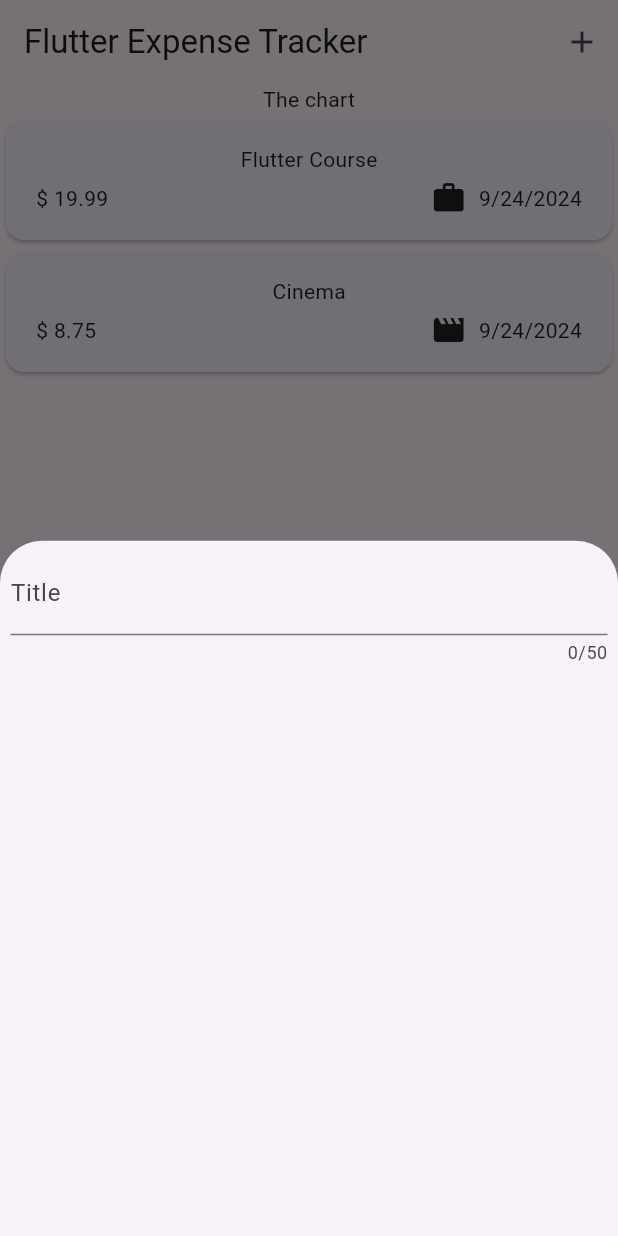
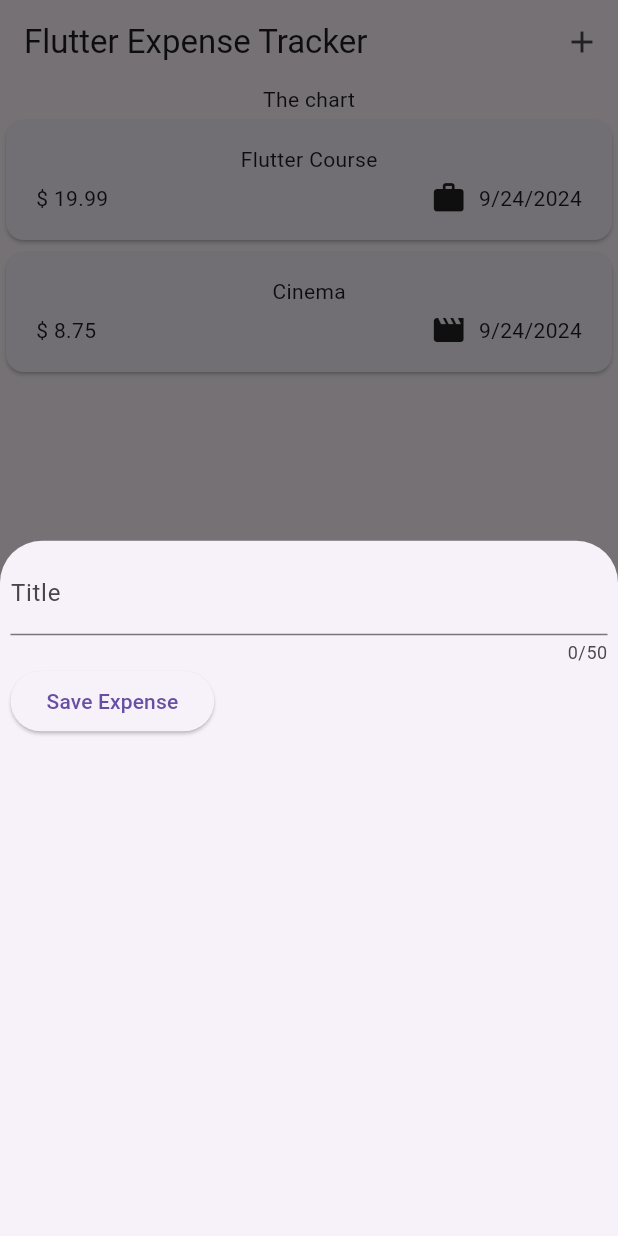
Before and after one commit to HiruniJayawardena/Application-03-Expense-Tracker, a Flutter app: the screen it shows after launch, after a tap on the "add" icon, on a phone screen of 412 x 824 dp. Run offline on Flutter 3.47's test engine with Material 3 defaults, Android fonts, the phone set to English and light mode, and no system bars.

Commit message:
save expense added

```diff
--- a/lib/widgets/new_expense.dart
+++ b/lib/widgets/new_expense.dart
@@ -29,7 +29,17 @@ class _NewExpenseState extends State<NewExpense>{
               label: Text('Title'),
             ),
           ),
-        ]
+          Row(
+           children: [
+            ElevatedButton(
+              onPressed: (){
+                print(_enteredTitle);
+              },
+              child: const Text('Save Expense'),
+            ),
+          ],
+          ),
+        ],
       ),
     );
   }
```
